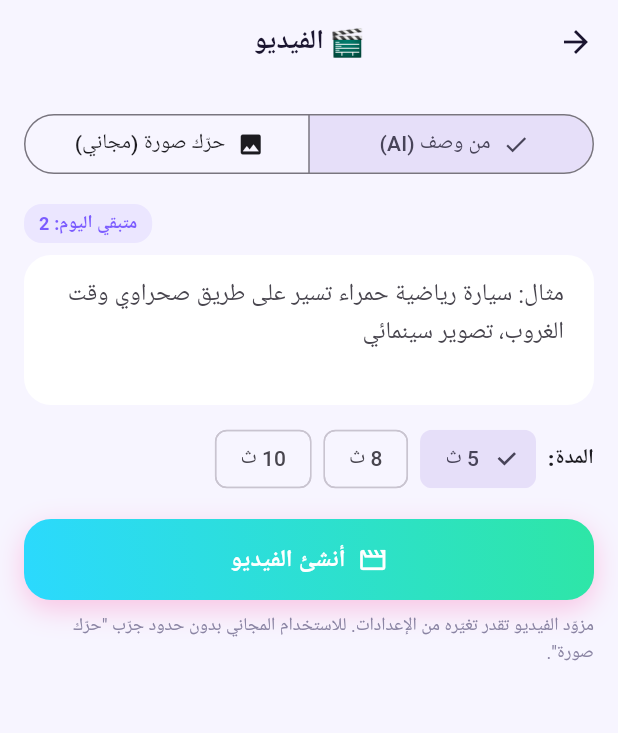
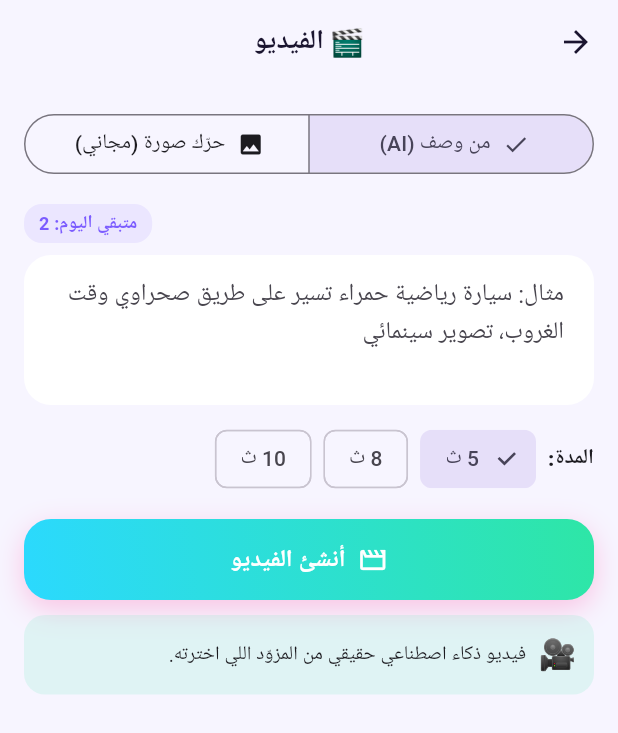
Before and after one commit to al3m6i89-mind-ai/mind-ai, a Flutter app: the VideoPage screen opened directly, after a tap on "أنشئ الفيديو", on a phone screen of 412 x 824 dp. Shown: the top 733 px of the screen. Run offline on Flutter 3.47's test engine with Material 3 defaults, Android fonts, the phone set to English and light mode, and no system bars; our stand-ins replace flutter_markdown_plus, image_picker, in_app_purchase, open_filex, share_plus, shared_preferences and 2 more; missing offline and left inert: gal, google_mlkit_subject_segmentation, re_editor, re_highlight; accounts and stored records are empty.

Commit message:
Accurate cutouts with ML Kit, free video without a token, brain app icon
- Stickers and background removal use on-device ML Kit subject segmentation
  (flood fill stays as offline fallback); stickers are trimmed to the subject
- Chat understands misspelled background-removal requests
- Video: free AI keyframe + cinematic camera move when no video key is set
- New launcher icon matching the in-app brain orb (adaptive + round)

Co-Authored-By: Claude Opus 5.5 <noreply@anthropic.com>
Claude-Session: https://claude.ai/code/session_01QofEb1ggHnyjGfAJf9g88W

```diff
--- a/lib/features/studio/creations_screen.dart
+++ b/lib/features/studio/creations_screen.dart
@@ -73,7 +73,7 @@ class _Thumb extends StatelessWidget {
 
   @override
   Widget build(BuildContext context) {
-    final isVideo = c.kind == CreationKind.video;
+    final isVideo = c.kind == CreationKind.video && !c.path.endsWith('.gif');
     return GestureDetector(
       onTap: () => showModalBottomSheet(
         context: context,
--- a/lib/features/studio/generator_page.dart
+++ b/lib/features/studio/generator_page.dart
@@ -105,7 +105,7 @@ class _GeneratorPageState extends State<GeneratorPage> {
         _busy = true;
         _status = 'أحذف الخلفية… ✂️';
       });
-      final png = await MediaTools.cutout(_photo!);
+      final png = await MediaTools.removeBackground(_photo!);
       await library.save(png, CreationKind.sticker, 'حذف الخلفية', ext: 'png');
       await subs.consume(_usage);
       setState(() {
--- a/lib/features/studio/video_page.dart
+++ b/lib/features/studio/video_page.dart
@@ -8,6 +8,7 @@ import 'package:provider/provider.dart';
 import 'package:video_player/video_player.dart';
 
 import '../../app/theme.dart';
+import '../../providers/image_gen.dart';
 import '../../providers/video_provider.dart';
 import '../../services/chat_service.dart';
 import '../../services/library_service.dart';
@@ -27,6 +28,7 @@ class _VideoPageState extends State<VideoPage> {
   int _mode = 0; // 0 = text to video (AI), 1 = animate a photo (free, on device)
   int _seconds = 5;
   bool _busy = false;
+  String _status = '';
   Creation? _result;
   VideoPlayerController? _player;
 
@@ -35,15 +37,35 @@ class _VideoPageState extends State<VideoPage> {
     if (text.isEmpty) return;
     final subs = context.read<SubscriptionService>();
     final video = context.read<VideoProvider>();
+    final images = context.read<ImageGen>();
     final chat = context.read<ChatService>();
     final library = context.read<LibraryService>();
+    FocusScope.of(context).unfocus();
     try {
       subs.ensure(Usage.video);
-      setState(() => _busy = true);
+      setState(() {
+        _busy = true;
+        _status = 'أفهم فكرتك…';
+      });
       final english = await chat.englishPrompt(text);
-      final out = await video.generate(english, seconds: _seconds);
-      final bytes = out.bytes ?? await http.readBytes(Uri.parse(out.url!));
-      final saved = await library.save(Uint8List.fromList(bytes), CreationKind.video, text);
+      Creation saved;
+      if (video.hasRealProvider) {
+        setState(() => _status = 'أصنع الفيديو… قد يأخذ دقيقة أو أكثر');
+        final out = await video.generate(english, seconds: _seconds);
+        final bytes = out.bytes ?? await http.readBytes(Uri.parse(out.url!));
+        saved = await library.save(Uint8List.fromList(bytes), CreationKind.video, text);
+      } else {
+        // Free path, no key needed: an AI keyframe plus a cinematic camera move on the phone.
+        setState(() => _status = 'أرسم المشهد… 🎨');
+        final frame = await images.generate(
+          '$english, cinematic film still, dramatic lighting, wide shot, highly detailed',
+          width: 1344,
+          height: 768,
+        );
+        setState(() => _status = 'أحرّك الكاميرا… 🎬');
+        final gif = await MediaTools.kenBurns(frame.bytes, seconds: _seconds);
+        saved = await library.save(gif, CreationKind.video, text, ext: 'gif');
+      }
       await subs.consume(Usage.video);
       await _show(saved);
     } catch (e) {
@@ -59,7 +81,7 @@ class _VideoPageState extends State<VideoPage> {
     final library = context.read<LibraryService>();
     setState(() => _busy = true);
     try {
-      final gif = await MediaTools.kenBurns(await x.readAsBytes());
+      final gif = await MediaTools.kenBurns(await x.readAsBytes(), seconds: _seconds);
       final saved = await library.save(gif, CreationKind.animatedSticker, 'صورة متحركة', ext: 'gif');
       await _show(saved);
     } catch (e) {
@@ -72,7 +94,7 @@ class _VideoPageState extends State<VideoPage> {
   Future<void> _show(Creation c) async {
     await _player?.dispose();
     _player = null;
-    if (c.path.endsWith('.mp4')) {
+    if (!c.path.endsWith('.gif')) {
       _player = VideoPlayerController.file(File(c.path));
       await _player!.initialize();
       await _player!.setLooping(true);
@@ -131,17 +153,14 @@ class _VideoPageState extends State<VideoPage> {
             ),
             const SizedBox(height: 16),
             GradientButton(
-              label: _busy ? 'جاري إنشاء الفيديو… قد يستغرق دقيقة أو أكثر' : 'أنشئ الفيديو',
+              label: _busy ? _status : 'أنشئ الفيديو',
               icon: Icons.movie_creation_outlined,
               gradient: MindColors.fresh,
               loading: _busy,
               onPressed: _fromText,
             ),
-            const SizedBox(height: 8),
-            const Text(
-              'مزوّد الفيديو تقدر تغيّره من الإعدادات. للاستخدام المجاني بدون حدود جرّب "حرّك صورة".',
-              style: TextStyle(fontSize: 12, color: MindColors.muted),
-            ),
+            const SizedBox(height: 10),
+            _ModeNote(real: context.read<VideoProvider>().hasRealProvider),
           ] else ...[
             const Text('اختر صورة وسنحوّلها لمقطع متحرك بتقريب وحركة كاميرا سينمائية، على جوالك مباشرة وبدون أي تكلفة.'),
             const SizedBox(height: 16),
@@ -195,3 +214,31 @@ class _VideoPageState extends State<VideoPage> {
     );
   }
 }
+
+class _ModeNote extends StatelessWidget {
+  const _ModeNote({required this.real});
+  final bool real;
+
+  @override
+  Widget build(BuildContext context) => Container(
+        padding: const EdgeInsets.all(12),
+        decoration: BoxDecoration(
+          color: MindColors.mint.withValues(alpha: 0.12),
+          borderRadius: BorderRadius.circular(14),
+        ),
+        child: Row(
+          children: [
+            Text(real ? '🎥' : '✨', style: const TextStyle(fontSize: 20)),
+            const SizedBox(width: 8),
+            Expanded(
+              child: Text(
+                real
+                    ? 'فيديو ذكاء اصطناعي حقيقي من المزوّد اللي اخترته.'
+                    : 'مجاني: نرسم مشهدك بالذكاء الاصطناعي ونحرّك الكاميرا عليه بشكل سينمائي.',
+                style: const TextStyle(fontSize: 13),
+              ),
+            ),
+          ],
+        ),
+      );
+}
--- a/lib/providers/video_provider.dart
+++ b/lib/providers/video_provider.dart
@@ -12,6 +12,14 @@ class VideoProvider {
   VideoProvider(this.settings);
 
   final SettingsService settings;
+
+  /// True when a real text-to-video backend is configured. Otherwise the app
+  /// makes a free cinematic clip from a generated image on the phone.
+  bool get hasRealProvider => switch (settings.videoBackend) {
+        VideoBackend.pollinations => settings.pollinationsToken.isNotEmpty,
+        VideoBackend.replicate => settings.replicateKey.isNotEmpty,
+        VideoBackend.custom => settings.customVideoUrl.isNotEmpty,
+      };
 
   Future<GeneratedVideo> generate(String prompt, {int seconds = 5}) async {
     try {
--- a/lib/services/chat_service.dart
+++ b/lib/services/chat_service.dart
@@ -101,7 +101,7 @@ class ChatService extends ChangeNotifier {
   }
 
   static final _bgIntent = RegExp(
-    r'(احذف|حذف|ازل|أزل|إزالة|ازالة|شيل|امسح|مسح|قص|فرّغ|فرغ).{0,8}(الخلفي|خلفي)|remove.{0,6}(background|bg)|cutout',
+    r'(احذف|حذف|اخذف|خذف|إحذف|ازل|أزل|إزالة|ازالة|اشيل|شيل|امسح|مسح|قص|فرّغ|فرغ|بدون|شفاف).{0,10}(الخلفي|خلفي|خلفيه)|(الخلفي|خلفي).{0,10}(شفاف)|remove.{0,6}(background|bg)|cutout|no ?background',
     caseSensitive: false,
   );
   static final _editIntent = RegExp(
@@ -133,7 +133,7 @@ class ChatService extends ChangeNotifier {
         _subs.ensure(Usage.sticker);
         reply.text = '✂️ أحذف الخلفية…';
         notifyListeners();
-        final png = await MediaTools.cutout(image);
+        final png = await MediaTools.removeBackground(image);
         final saved = await _library.save(png, CreationKind.sticker, trimmed, ext: 'png');
         await _subs.consume(Usage.sticker);
         _replace(c, reply, ChatMessage(role: Role.assistant, text: 'تم حذف الخلفية ✅ اضغط على الصورة لمشاركتها.', imageUrl: saved.path));
--- a/pubspec.yaml
+++ b/pubspec.yaml
@@ -54,6 +54,7 @@ dependencies:
   video_player: ^2.14.1
   flutter_localizations:
     sdk: flutter
+  google_mlkit_subject_segmentation: ^0.2.1
 
 dev_dependencies:
   flutter_test:
```
Also changed, not shown: lib/services/media_tools.dart (+89 -14 lines), assets/branding/icon_round.png (added), assets/branding/icon_square.png (added), pubspec.lock, 25 other files.
